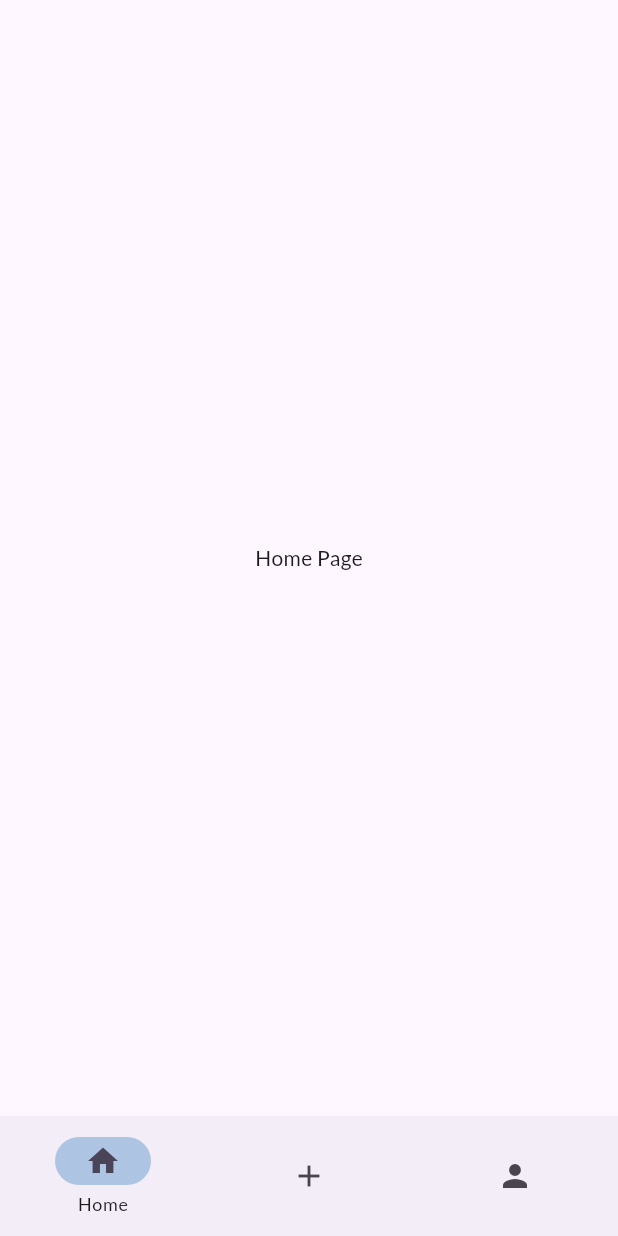
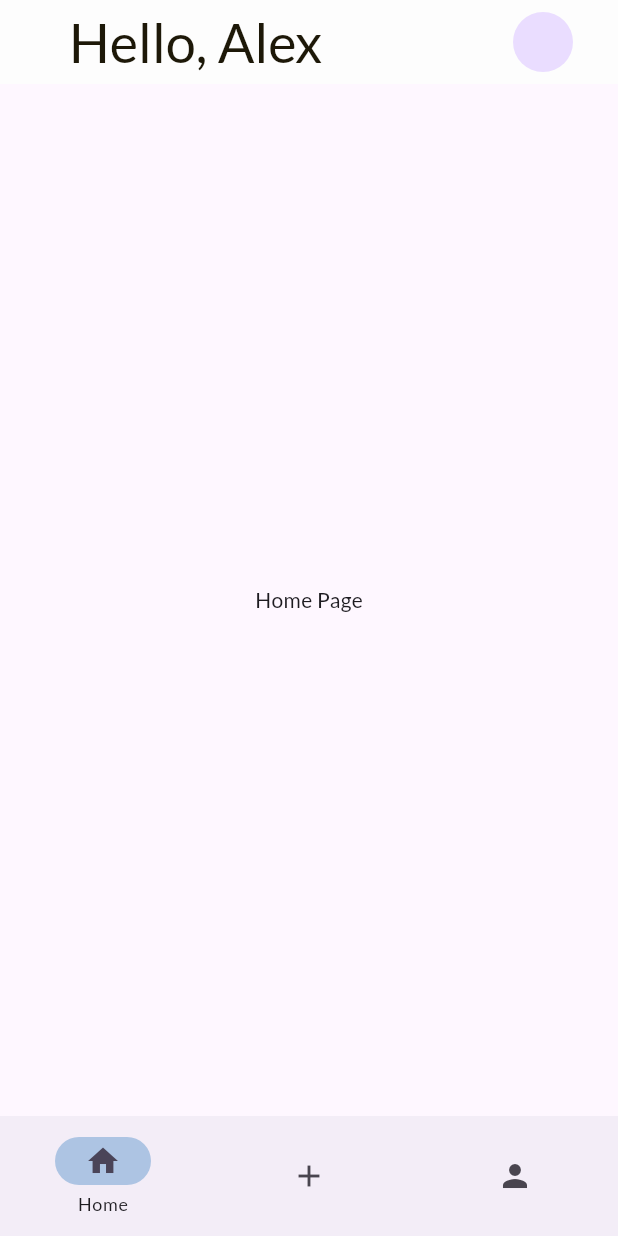
Before and after one commit to SimonFine/Lodowka, a Flutter app: the HomePage screen opened directly, on a phone screen of 412 x 824 dp. Run offline on Flutter 3.47's test engine with Material 3 defaults, Android fonts, the phone set to English and light mode, and no system bars; our stand-ins replace google_fonts, group_button; missing offline and left inert: openfoodfacts.

Commit message:
Add appbar in home_page

```diff
--- a/lodowka/lib/pages/home_page.dart
+++ b/lodowka/lib/pages/home_page.dart
@@ -15,6 +15,29 @@ class _HomePageState extends State<HomePage> {
   @override
   Widget build(BuildContext context) {
     return Scaffold(
+      appBar: currentPageIndex == 0
+          ? AppBar(
+              title: const Padding(
+                padding: EdgeInsets.only(left: 30),
+                child: Text(
+                  'Hello, Alex',
+                  style: TextStyle(
+                    color: Color(0xFF1D1808),
+                    fontSize: 36,
+                  ),
+                ),
+              ),
+              backgroundColor: const Color(0xFFFDFDFD),
+              scrolledUnderElevation: 0,
+              automaticallyImplyLeading: false,
+              actions: [
+                Padding(
+                  padding: const EdgeInsets.only(right: 30),
+                  child: CircleAvatar(), //tu trzeba zmienić tak jak S zrobił ale nie spushował
+                )
+              ],
+            )
+          : null,
       bottomNavigationBar: NavigationBar(
         onDestinationSelected: (int index) {
           setState(() {
@@ -24,7 +47,7 @@ class _HomePageState extends State<HomePage> {
         indicatorColor: const Color(0XFFADC4E3),
         labelBehavior: NavigationDestinationLabelBehavior.onlyShowSelected,
         selectedIndex: currentPageIndex,
-        destinations: const<Widget>[
+        destinations: const <Widget>[
           NavigationDestination(
             selectedIcon: Icon(Icons.home),
             icon: Icon(Icons.home_outlined),
@@ -41,13 +64,12 @@ class _HomePageState extends State<HomePage> {
         ],
       ),
       body: <Widget>[
-      const Center(
-        child: Text('Home Page'),
-      ),
-      const AddProduct(),
-      const Profile(),
-      //Tutaj dodawac instancje kolejnych widzetow do ktorych bedziemy nawigowac benc clclcl
-      ][currentPageIndex]
+        const Center(
+          child: Text('Home Page'),
+        ),
+        const AddProduct(),
+        const Profile(),
+      ][currentPageIndex],
     );
   }
 }
```
